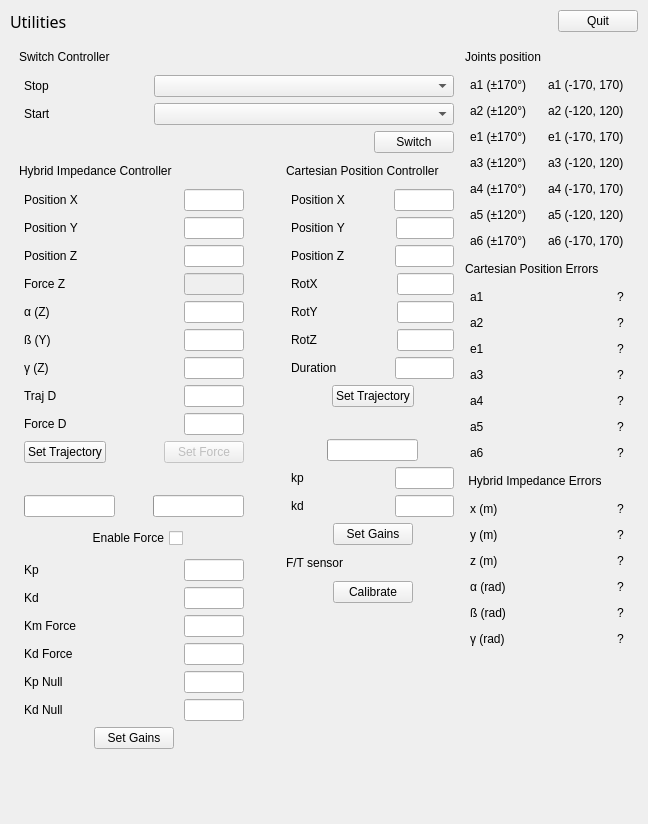
Qt form ui/main_window.ui (xEnVrE/controller_switcher) before a commit.
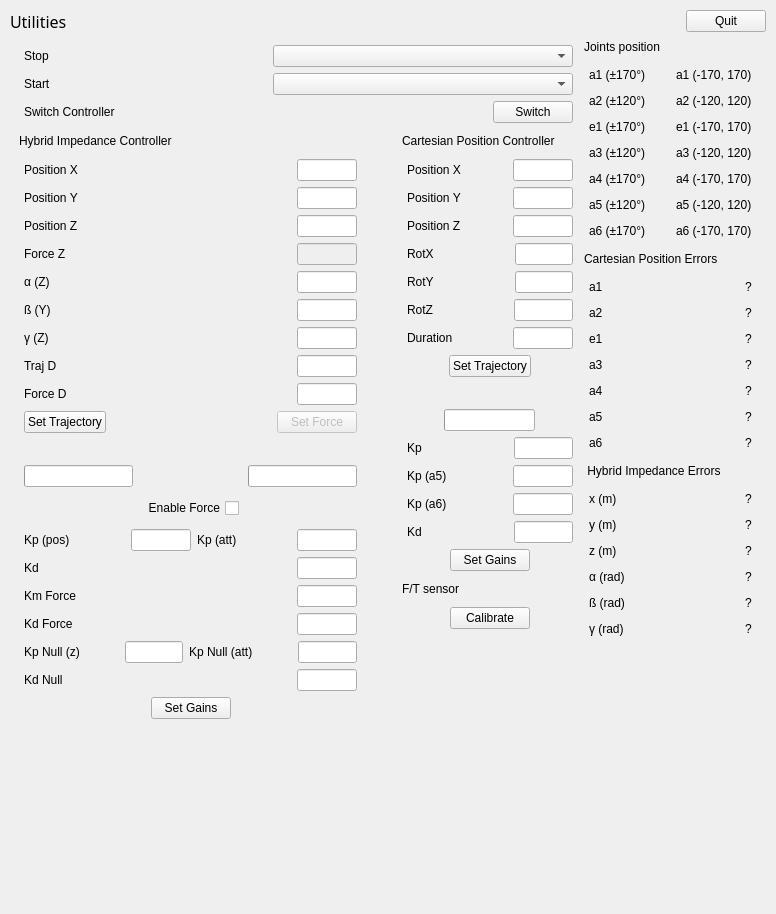
The same form after that commit. Icons and pictures are not drawn.

Commit message: - add fields for gains of the cartesian position controller (joints a5 a6) - add fields for gains of the internal motion controller (z position and orientation) - add fields for gains of the hybris impedance controller (kp_pos and kp_att)

The edit to the form file:
```diff
--- a/ui/main_window.ui
+++ b/ui/main_window.ui
@@ -9,8 +9,8 @@
    <rect>
     <x>0</x>
     <y>0</y>
-    <width>648</width>
-    <height>824</height>
+    <width>776</width>
+    <height>914</height>
    </rect>
   </property>
   <property name="maximumSize">
@@ -109,7 +109,7 @@
          <number>10</number>
         </property>
         <property name="topMargin">
-         <number>10</number>
+         <number>0</number>
         </property>
         <property name="rightMargin">
          <number>10</number>
@@ -119,13 +119,6 @@
         </property>
         <item>
          <layout class="QVBoxLayout" name="ControllersVertical">
-          <item>
-           <widget class="QLabel" name="SwitchControllerLabel">
-            <property name="text">
-             <string>Switch Controller</string>
-            </property>
-           </widget>
-          </item>
           <item>
            <layout class="QVBoxLayout" name="SwitcherVertical">
             <property name="leftMargin">
@@ -184,6 +177,13 @@
             </item>
             <item>
              <layout class="QHBoxLayout" name="SwitcherButtonHorizontal">
+              <item>
+               <widget class="QLabel" name="SwitchControllerLabel">
+                <property name="text">
+                 <string>Switch Controller</string>
+                </property>
+               </widget>
+              </item>
               <item>
                <spacer name="SwitcherButtonSpacer">
                 <property name="orientation">
@@ -743,7 +743,7 @@
                   <item>
                    <widget class="QLabel" name="HybridSetKpLabel">
                     <property name="text">
-                     <string>Kp            </string>
+                     <string>Kp (pos)</string>
                     </property>
                    </widget>
                   </item>
@@ -761,7 +761,40 @@
                    </spacer>
                   </item>
                   <item>
-                   <widget class="QLineEdit" name="textKp_hybrid">
+                   <widget class="QLineEdit" name="textKp_pos_hybrid">
+                    <property name="enabled">
+                     <bool>true</bool>
+                    </property>
+                    <property name="maximumSize">
+                     <size>
+                      <width>60</width>
+                      <height>30</height>
+                     </size>
+                    </property>
+                   </widget>
+                  </item>
+                  <item>
+                   <widget class="QLabel" name="HybridSetKpAttLabel">
+                    <property name="text">
+                     <string>Kp (att)</string>
+                    </property>
+                   </widget>
+                  </item>
+                  <item>
+                   <spacer name="HybridSetKpSpacer2">
+                    <property name="orientation">
+                     <enum>Qt::Horizontal</enum>
+                    </property>
+                    <property name="sizeHint" stdset="0">
+                     <size>
+                      <width>40</width>
+                      <height>20</height>
+                     </size>
+                    </property>
+                   </spacer>
+                  </item>
+                  <item>
+                   <widget class="QLineEdit" name="textKp_att_hybrid">
                     <property name="enabled">
                      <bool>true</bool>
                     </property>
@@ -891,7 +924,7 @@
                   <item>
                    <widget class="QLabel" name="HorizontalsetKpNullLabel">
                     <property name="text">
-                     <string>Kp Null     </string>
+                     <string>Kp Null (z)</string>
                     </property>
                    </widget>
                   </item>
@@ -909,7 +942,40 @@
                    </spacer>
                   </item>
                   <item>
-                   <widget class="QLineEdit" name="textKp_null_hybrid">
+                   <widget class="QLineEdit" name="textKp_null_z_hybrid">
+                    <property name="enabled">
+                     <bool>true</bool>
+                    </property>
+                    <property name="maximumSize">
+                     <size>
+                      <width>60</width>
+                      <height>30</height>
+                     </size>
+                    </property>
+                   </widget>
+                  </item>
+                  <item>
+                   <widget class="QLabel" name="HorizontalsetKpNullAttLabel">
+                    <property name="text">
+                     <string>Kp Null (att)</string>
+                    </property>
+                   </widget>
+                  </item>
+                  <item>
+                   <spacer name="HorizontalSetKpNullSpacer2">
+                    <property name="orientation">
+                     <enum>Qt::Horizontal</enum>
+                    </property>
+                    <property name="sizeHint" stdset="0">
+                     <size>
+                      <width>40</width>
+                      <height>20</height>
+                     </size>
+                    </property>
+                   </spacer>
+                  </item>
+                  <item>
+                   <widget class="QLineEdit" name="textKp_null_att_hybrid">
                     <property name="enabled">
                      <bool>true</bool>
                     </property>
@@ -1446,7 +1512,7 @@
                   <item>
                    <widget class="QLabel" name="CartesianSetKpLabel">
                     <property name="text">
-                     <string>kp              </string>
+                     <string>Kp              </string>
                     </property>
                    </widget>
                   </item>
@@ -1478,12 +1544,86 @@
                   </item>
                  </layout>
                 </item>
+                <item>
+                 <layout class="QHBoxLayout" name="CartesianSetKpHorizontal_">
+                  <item>
+                   <widget class="QLabel" name="CartesianSetKpA5Label">
+                    <property name="text">
+                     <string>Kp (a5) </string>
+                    </property>
+                   </widget>
+                  </item>
+                  <item>
+                   <spacer name="CartesianSetKpA5Spacer">
+                    <property name="orientation">
+                     <enum>Qt::Horizontal</enum>
+                    </property>
+                    <property name="sizeHint" stdset="0">
+                     <size>
+                      <width>40</width>
+                      <height>20</height>
+                     </size>
+                    </property>
+                   </spacer>
+                  </item>
+                  <item>
+                   <widget class="QLineEdit" name="textKp_a5_cartpos">
+                    <property name="enabled">
+                     <bool>true</bool>
+                    </property>
+                    <property name="maximumSize">
+                     <size>
+                      <width>60</width>
+                      <height>30</height>
+                     </size>
+                    </property>
+                   </widget>
+                  </item>
+                 </layout>
+                </item>
+                <item>
+                 <layout class="QHBoxLayout" name="CartesianSetKpA6Horizontal">
+                  <item>
+                   <widget class="QLabel" name="CartesianSetKpA6Label">
+                    <property name="text">
+                     <string>Kp (a6) </string>
+                    </property>
+                   </widget>
+                  </item>
+                  <item>
+                   <spacer name="CartesianSetKpSpacer_5">
+                    <property name="orientation">
+                     <enum>Qt::Horizontal</enum>
+                    </property>
+                    <property name="sizeHint" stdset="0">
+                     <size>
+                      <width>40</width>
+                      <height>20</height>
+                     </size>
+                    </property>
+                   </spacer>
+                  </item>
+                  <item>
+                   <widget class="QLineEdit" name="textKp_a6_cartpos">
+                    <property name="enabled">
+                     <bool>true</bool>
+                    </property>
+                    <property name="maximumSize">
+                     <size>
+                      <width>60</width>
+                      <height>30</height>
+                     </size>
+                    </property>
+                   </widget>
+                  </item>
+                 </layout>
+                </item>
                 <item>
                  <layout class="QHBoxLayout" name="CartesianSetKdHorizontal">
                   <item>
                    <widget class="QLabel" name="CartesianSetKdLabel">
                     <property name="text">
-                     <string>kd              </string>
+                     <string>Kd              </string>
                     </property>
                    </widget>
                   </item>
```
Left out of the diff: 8 changed lines with no effect on the pictures. The commit also changes 1 other file.
